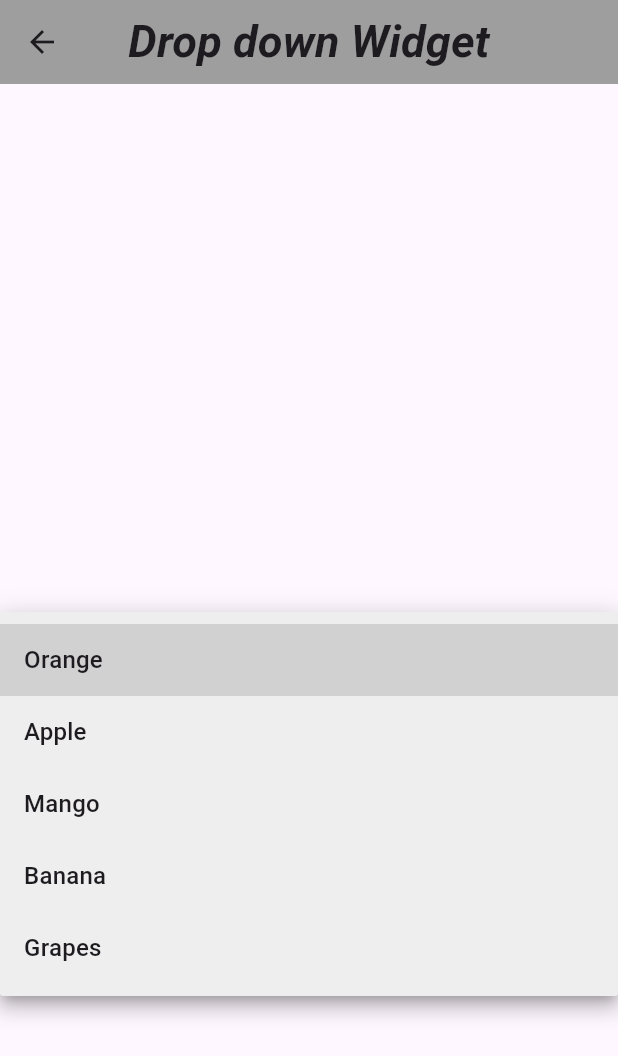
After one commit to subhava06/Flutter-Learning, a Flutter app: the DropDownWidget screen opened directly, after a tap on "Orange", on a phone screen of 412 x 824 dp. The commit adds this screen. Shown: the top 1056 px of the screen. Run offline on Flutter 3.47's test engine with Material 3 defaults, Android fonts, the phone set to English and light mode, and no system bars; our stand-ins replace animated_text_kit, cached_network_image.

Commit message:
DropDown list and its properties

```diff
--- a/lib/main.dart
+++ b/lib/main.dart
@@ -4,6 +4,7 @@ import 'package:thirty_widgets/widgets/animated_text.dart';
 import 'package:thirty_widgets/widgets/button.dart';
 import 'package:thirty_widgets/widgets/container_sized.dart';
 import 'package:thirty_widgets/widgets/dismissible.dart';
+import 'package:thirty_widgets/widgets/dropdown.dart';
 import 'package:thirty_widgets/widgets/list_grid.dart';
 import 'package:thirty_widgets/widgets/rowscols.dart';
 import 'package:thirty_widgets/widgets/snackbar.dart';
@@ -11,6 +12,7 @@ import 'package:thirty_widgets/widgets/drawer.dart';
 import 'package:thirty_widgets/widgets/image.dart';
 import 'package:thirty_widgets/widgets/bottomSheet.dart';
 import 'package:thirty_widgets/widgets/bottomnav.dart';
+import 'package:thirty_widgets/widgets/form.dart';
 void main() => runApp(const MyApp());
 
 class MyApp extends StatelessWidget {
--- /dev/null
+++ b/lib/widgets/dropdown.dart
@@ -0,0 +1,62 @@
+import 'package:flutter/material.dart';
+
+class DropDownWidget extends StatefulWidget {
+  const DropDownWidget({super.key});
+
+  @override
+  State<DropDownWidget> createState() => _DropDownWidgetState();
+}
+
+class _DropDownWidgetState extends State<DropDownWidget> {
+  String selectedValue = 'Orange';
+  @override
+  Widget build(BuildContext context) {
+    return Scaffold(
+      appBar: AppBar(
+        title: Text("Drop down Widget",
+        style: TextStyle(fontWeight: FontWeight.bold,fontSize: 30,fontStyle: FontStyle.italic ),),
+        centerTitle: true,
+        backgroundColor: Colors.grey,
+
+      ),
+      body: Center(
+        child: Column(
+          mainAxisAlignment: MainAxisAlignment.center,
+          children: [
+            Container(
+              margin: EdgeInsets.all(10),
+              height: 70,
+              //color: Colors.red,
+              width: MediaQuery.of(context).size.width,
+              child:
+              DropdownButton<String>(
+                dropdownColor: Colors.grey.shade200,
+                isExpanded: true, // utilises the entire width of the container
+                value: selectedValue,
+                icon: Icon(Icons.arrow_circle_down_rounded),
+               onChanged: (String? newvalue){
+                 setState(() {
+                   selectedValue = newvalue!;
+                 });
+               },
+                items: <String>[
+                'Orange',
+                'Apple',
+                'Mango',
+                'Banana',
+                'Grapes',
+
+              ].map<DropdownMenuItem<String>>((String value){
+                return DropdownMenuItem<String>(
+                  value: value,
+                  child: Text(value),
+                );
+              }).toList(),
+              ),
+            )
+          ]
+        ),
+      )
+    );
+  }
+}
```
Also changed, not shown: lib/widgets/form.dart (added, +42 -0 lines).
